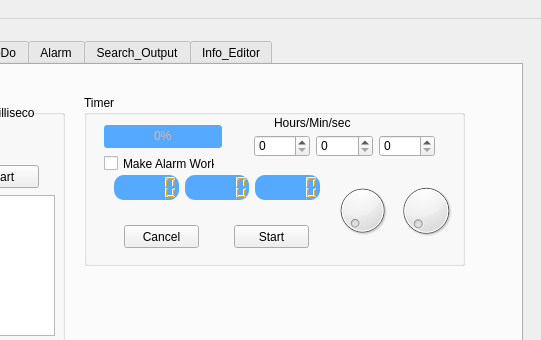
Before: the Qt Designer form UI/Main_en.ui in kerlive/Memorandum, drawn with Qt 5; both pictures show x 209 to 750 and y 0 to 340 of the 750 by 600 pixel window.
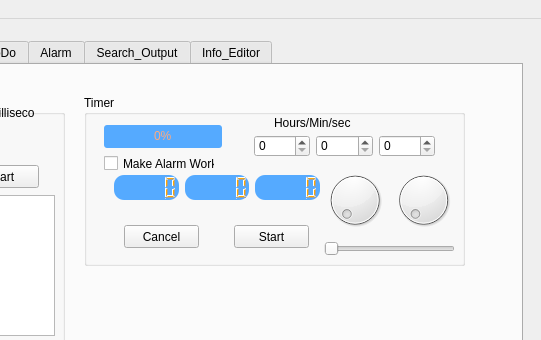
After: the same form once the commit is applied. The open tabs and pages were chosen to show the change. Icons and pictures are not drawn.

Patch:
```diff
--- a/UI/Main_en.ui
+++ b/UI/Main_en.ui
@@ -386,24 +386,6 @@
         </item>
        </layout>
       </widget>
-      <widget class="QWidget" name="layoutWidget">
-       <property name="geometry">
-        <rect>
-         <x>250</x>
-         <y>80</y>
-         <width>121</width>
-         <height>71</height>
-        </rect>
-       </property>
-       <layout class="QHBoxLayout" name="horizontalLayout_11">
-        <item>
-         <widget class="QDial" name="dial_min"/>
-        </item>
-        <item>
-         <widget class="QDial" name="dial_sec"/>
-        </item>
-       </layout>
-      </widget>
       <widget class="QWidget" name="layoutWidget">
        <property name="geometry">
         <rect>
@@ -468,6 +450,38 @@
         <string>Make Alarm Work</string>
        </property>
       </widget>
+      <widget class="QWidget" name="layoutWidget">
+       <property name="geometry">
+        <rect>
+         <x>240</x>
+         <y>70</y>
+         <width>131</width>
+         <height>91</height>
+        </rect>
+       </property>
+       <layout class="QVBoxLayout" name="verticalLayout_4">
+        <item>
+         <layout class="QHBoxLayout" name="horizontalLayout_11">
+          <item>
+           <widget class="QDial" name="dial_min"/>
+          </item>
+          <item>
+           <widget class="QDial" name="dial_sec"/>
+          </item>
+         </layout>
+        </item>
+        <item>
+         <widget class="QSlider" name="horizontalSlider">
+          <property name="maximum">
+           <number>24</number>
+          </property>
+          <property name="orientation">
+           <enum>Qt::Horizontal</enum>
+          </property>
+         </widget>
+        </item>
+       </layout>
+      </widget>
      </widget>
     </widget>
     <widget class="QWidget" name="tab_4">
```
Left out of the diff: 2 changed lines with no effect on the pictures.
